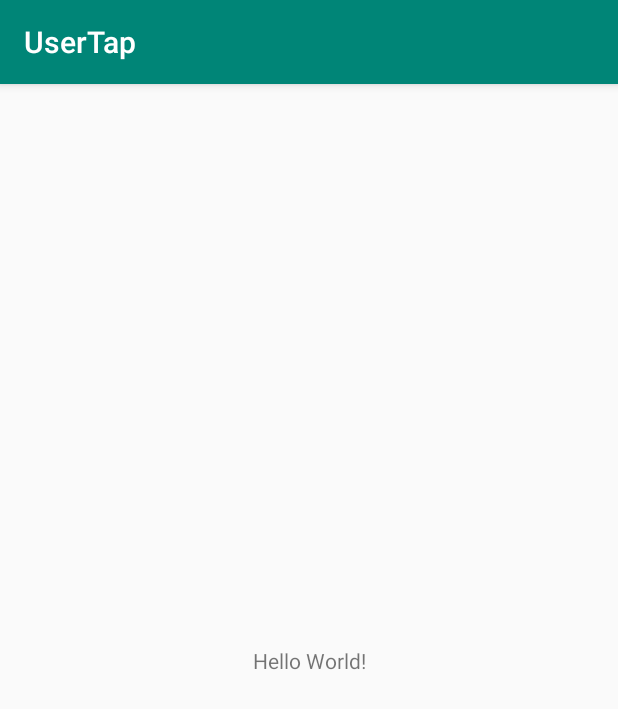
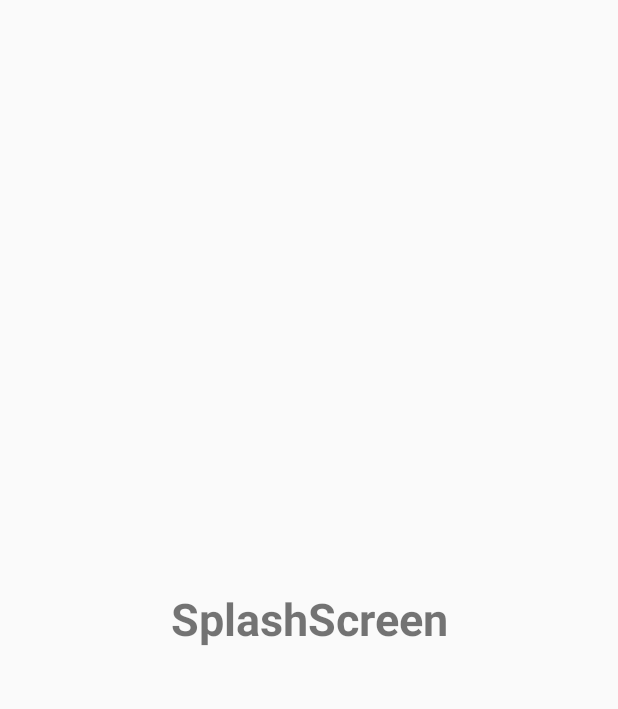
Before and after one commit to sourabhKrishna625/UserTap, an Android app: the first screen one second after launch (SplashScreenActivity), on a phone screen of 412 x 824 dp. Shown: the top 709 px of the screen. Run offline under Robolectric (Android 15) with nearby library versions, the phone set to English and light mode, and no system bars.

Commit message:
UAV-14-initial-setup

```diff
--- a/app/src/main/AndroidManifest.xml
+++ b/app/src/main/AndroidManifest.xml
@@ -11,9 +11,9 @@
         android:theme="@style/AppTheme">
         <activity
             android:name=".UI.Activities.MainActivity"
-            android:label="@string/title_activity_main"
-            android:theme="@style/AppTheme.NoActionBar"></activity>
-        <activity android:name=".UI.Activities.SplashScreenActivity">
+            android:label="@string/title_activity_main"></activity>
+        <activity android:name=".UI.Activities.SplashScreenActivity"
+            android:theme="@style/AppTheme.NoActionBar">
             <intent-filter>
                 <action android:name="android.intent.action.MAIN" />
 
--- a/app/src/main/java/com/seventhheaven/usertap/UI/Activities/SplashScreenActivity.kt
+++ b/app/src/main/java/com/seventhheaven/usertap/UI/Activities/SplashScreenActivity.kt
@@ -1,13 +1,20 @@
 package com.seventhheaven.usertap.UI.Activities
 
+import android.content.Intent
 import androidx.appcompat.app.AppCompatActivity
 import android.os.Bundle
+import android.os.Handler
 import com.seventhheaven.usertap.R
 
 class SplashScreenActivity : AppCompatActivity() {
 
     override fun onCreate(savedInstanceState: Bundle?) {
         super.onCreate(savedInstanceState)
-        setContentView(R.layout.activity_main)
+        setContentView(R.layout.activity_splash_screen)
+
+        // Wait for 5 seconds to open MainActivity
+
+        Handler().postDelayed({ startActivity(Intent(this, MainActivity::class.java)) }, 5000)
+
     }
 }
--- a/app/src/main/res/layout/activity_main.xml
+++ b/app/src/main/res/layout/activity_main.xml
@@ -1,18 +1,7 @@
 <?xml version="1.0" encoding="utf-8"?>
-<androidx.constraintlayout.widget.ConstraintLayout xmlns:android="http://schemas.android.com/apk/res/android"
+<androidx.coordinatorlayout.widget.CoordinatorLayout xmlns:android="http://schemas.android.com/apk/res/android"
     xmlns:app="http://schemas.android.com/apk/res-auto"
     xmlns:tools="http://schemas.android.com/tools"
     android:layout_width="match_parent"
     android:layout_height="match_parent"
-    tools:context=".UI.Activities.SplashScreenActivity">
-
-    <TextView
-        android:layout_width="wrap_content"
-        android:layout_height="wrap_content"
-        android:text="Hello World!"
-        app:layout_constraintBottom_toBottomOf="parent"
-        app:layout_constraintLeft_toLeftOf="parent"
-        app:layout_constraintRight_toRightOf="parent"
-        app:layout_constraintTop_toTopOf="parent" />
-
-</androidx.constraintlayout.widget.ConstraintLayout>
+    tools:context=".UI.Activities.MainActivity"/>
--- /dev/null
+++ b/app/src/main/res/layout/activity_splash_screen.xml
@@ -0,0 +1,20 @@
+<?xml version="1.0" encoding="utf-8"?>
+<androidx.constraintlayout.widget.ConstraintLayout xmlns:android="http://schemas.android.com/apk/res/android"
+    xmlns:app="http://schemas.android.com/apk/res-auto"
+    xmlns:tools="http://schemas.android.com/tools"
+    android:layout_width="match_parent"
+    android:layout_height="match_parent"
+    tools:context=".UI.Activities.SplashScreenActivity">
+
+    <TextView
+        android:layout_width="wrap_content"
+        android:layout_height="wrap_content"
+        android:text="SplashScreen"
+        android:textSize="30sp"
+        android:textStyle="bold"
+        app:layout_constraintBottom_toBottomOf="parent"
+        app:layout_constraintLeft_toLeftOf="parent"
+        app:layout_constraintRight_toRightOf="parent"
+        app:layout_constraintTop_toTopOf="parent" />
+
+</androidx.constraintlayout.widget.ConstraintLayout>
--- a/app/src/main/res/layout/content_main.xml
+++ b/app/src/main/res/layout/content_main.xml
@@ -6,6 +6,6 @@
     android:layout_height="match_parent"
     app:layout_behavior="@string/appbar_scrolling_view_behavior"
     tools:context=".UI.Activities.MainActivity"
-    tools:showIn="@layout/activity_main2">
+    tools:showIn="@layout/activity_main">
 
 </androidx.constraintlayout.widget.ConstraintLayout>
--- a/app/src/main/res/values/colors.xml
+++ b/app/src/main/res/values/colors.xml
@@ -1,6 +1,6 @@
 <?xml version="1.0" encoding="utf-8"?>
 <resources>
-    <color name="colorPrimary">#008577</color>
-    <color name="colorPrimaryDark">#00574B</color>
+    <color name="colorPrimary">#000000</color>
+    <color name="colorPrimaryDark">#292929</color>
     <color name="colorAccent">#D81B60</color>
 </resources>
```
Also changed, not shown: app/src/main/java/com/seventhheaven/usertap/UI/Activities/MainActivity.kt (+1 -10 lines), app/src/main/res/layout/activity_main2.xml (deleted, +0 -33 lines).
